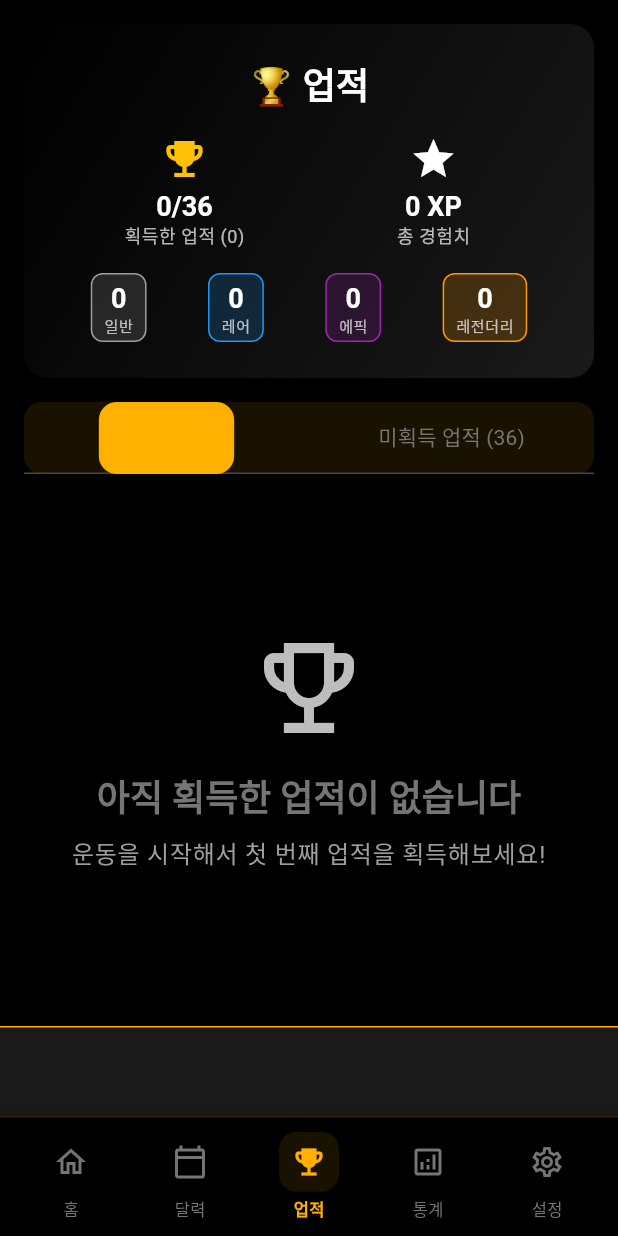
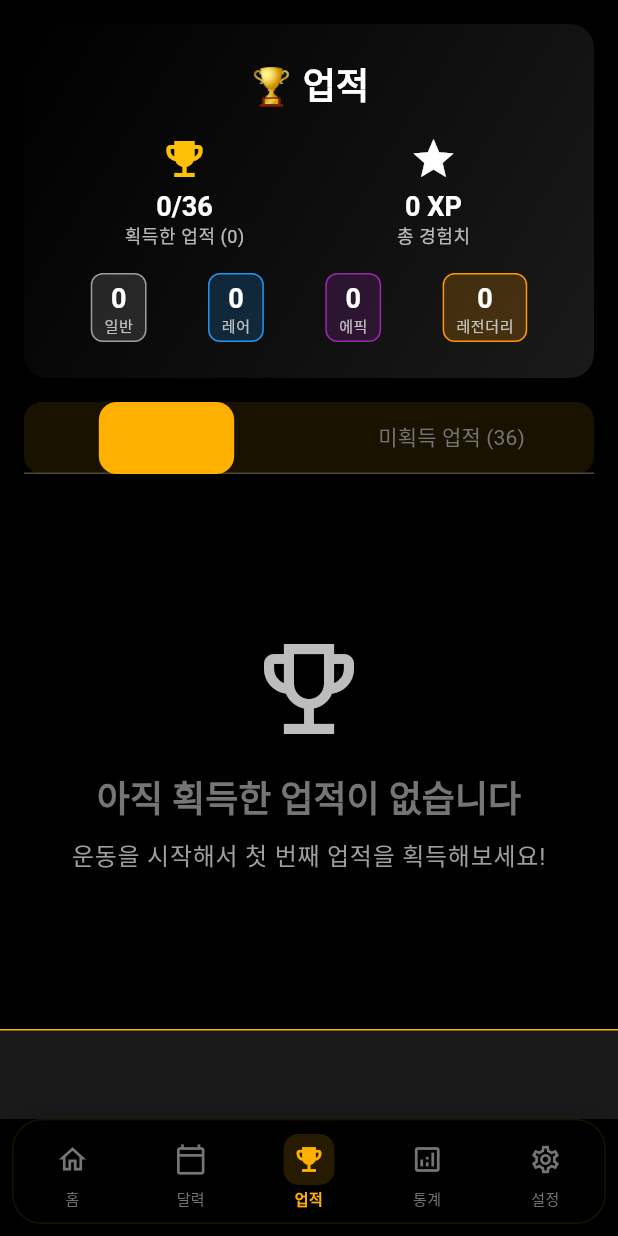
Before and after one commit to khy0425/misson-100, a Flutter app: the screen it shows after launch, item 3 of the bottom bar chosen, on a phone screen of 412 x 824 dp. Run offline on Flutter 3.47's test engine with Material 3 defaults, Android fonts, the light colour scheme and no system bars; drawn by our look-alikes of google_mobile_ads; our stand-ins replace confetti, device_info_plus, file_picker, fl_chart, flutter_local_notifications, flutter_riverpod and 7 more; accounts and stored records are empty; network calls fail.

Commit message:
feat: 하단 메뉴바 사용성 개선

```diff
--- a/lib/screens/main_navigation_screen.dart
+++ b/lib/screens/main_navigation_screen.dart
@@ -223,8 +223,6 @@ class _MainNavigationScreenState extends State<MainNavigationScreen> {
     }
   }
 
-
-
   @override
   Widget build(BuildContext context) {
     final theme = Theme.of(context);
@@ -232,7 +230,9 @@ class _MainNavigationScreenState extends State<MainNavigationScreen> {
 
     return Scaffold(
       body: IndexedStack(index: _selectedIndex, children: _screens),
-      bottomNavigationBar: _buildCustomBottomNavBar(isDark),
+      bottomNavigationBar: SafeArea(
+        child: _buildCustomBottomNavBar(isDark),
+      ),
     );
   }
 
@@ -240,23 +240,28 @@ class _MainNavigationScreenState extends State<MainNavigationScreen> {
     final l10n = AppLocalizations.of(context)!;
 
     return Container(
-      height: 80,
+      height: 70,
+      margin: const EdgeInsets.only(
+        left: 8,
+        right: 8,
+        bottom: 8,
+      ),
       decoration: BoxDecoration(
         color: isDark
             ? const Color(AppColors.backgroundDark)
             : const Color(AppColors.backgroundLight),
+        borderRadius: BorderRadius.circular(20),
         boxShadow: [
           BoxShadow(
-            color: Colors.black.withValues(alpha: 0.1),
-            blurRadius: 10,
-            offset: const Offset(0, -2),
+            color: Colors.black.withValues(alpha: 0.15),
+            blurRadius: 15,
+            offset: const Offset(0, -3),
+            spreadRadius: 1,
           ),
         ],
-        border: Border(
-          top: BorderSide(
-            color: const Color(AppColors.primaryColor).withValues(alpha: 0.2),
+        border: Border.all(
+          color: const Color(AppColors.primaryColor).withValues(alpha: 0.1),
           width: 1,
-          ),
         ),
       ),
       child: Row(
@@ -275,42 +280,49 @@ class _MainNavigationScreenState extends State<MainNavigationScreen> {
   Widget _buildNavItem(int index, IconData inactiveIcon, IconData activeIcon, String label) {
     final isSelected = _selectedIndex == index;
 
-    return GestureDetector(
+    return Expanded(
+      child: GestureDetector(
         onTap: () => _onItemTapped(index),
+        behavior: HitTestBehavior.opaque,
         child: Container(
-        padding: const EdgeInsets.symmetric(vertical: 8, horizontal: 12),
+          padding: const EdgeInsets.symmetric(vertical: 6, horizontal: 4),
           child: Column(
             mainAxisSize: MainAxisSize.min,
+            mainAxisAlignment: MainAxisAlignment.center,
             children: [
               AnimatedContainer(
                 duration: const Duration(milliseconds: 200),
-              padding: const EdgeInsets.all(8),
+                padding: const EdgeInsets.all(6),
                 decoration: BoxDecoration(
                   color: isSelected
-                    ? const Color(AppColors.primaryColor).withValues(alpha: 0.1)
+                      ? const Color(AppColors.primaryColor).withValues(alpha: 0.15)
                       : Colors.transparent,
-                borderRadius: BorderRadius.circular(12),
+                  borderRadius: BorderRadius.circular(10),
                 ),
                 child: Icon(
                   isSelected ? activeIcon : inactiveIcon,
                   color: isSelected
                       ? const Color(AppColors.primaryColor)
                       : Colors.grey[600],
-                size: 24,
+                  size: 22,
                 ),
               ),
-            const SizedBox(height: 4),
+              const SizedBox(height: 2),
               Text(
                 label,
                 style: TextStyle(
                   color: isSelected
                       ? const Color(AppColors.primaryColor)
                       : Colors.grey[600],
-                fontSize: 11,
+                  fontSize: 10,
                   fontWeight: isSelected ? FontWeight.bold : FontWeight.normal,
                 ),
+                textAlign: TextAlign.center,
+                maxLines: 1,
+                overflow: TextOverflow.ellipsis,
               ),
             ],
+          ),
         ),
       ),
     );
```
Lines whose indentation alone changed are shown as unchanged.
